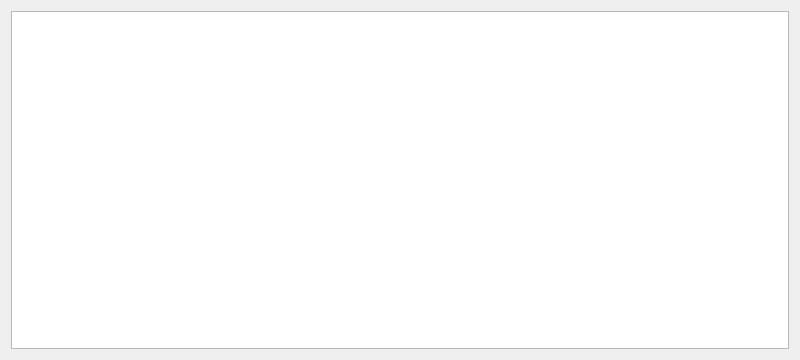
First picture: the form in playlistpicker.ui, repository gidzzz/openmediaplayer, before the edit.
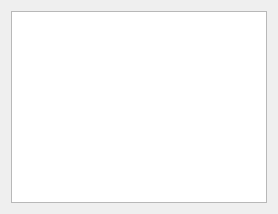
Second picture: the form after the edit.

What changed in the file:
```diff
--- a/playlistpicker.ui
+++ b/playlistpicker.ui
@@ -2,14 +2,6 @@
 <ui version="4.0">
  <class>PlaylistPicker</class>
  <widget class="QDialog" name="PlaylistPicker">
-  <property name="geometry">
-   <rect>
-    <x>0</x>
-    <y>0</y>
-    <width>800</width>
-    <height>360</height>
-   </rect>
-  </property>
   <property name="windowTitle">
    <string>Select a playlst</string>
   </property>
```
Left out of the diff: 2 changed lines with no effect on the pictures.
